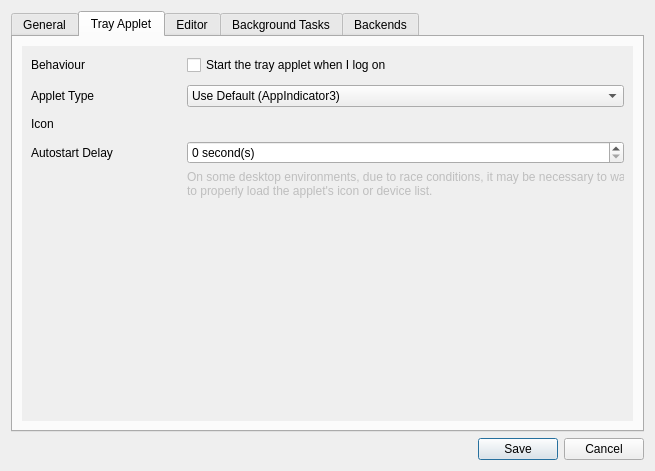
Old version of the form data/qt/preferences.ui in the repository polychromatic/polychromatic.
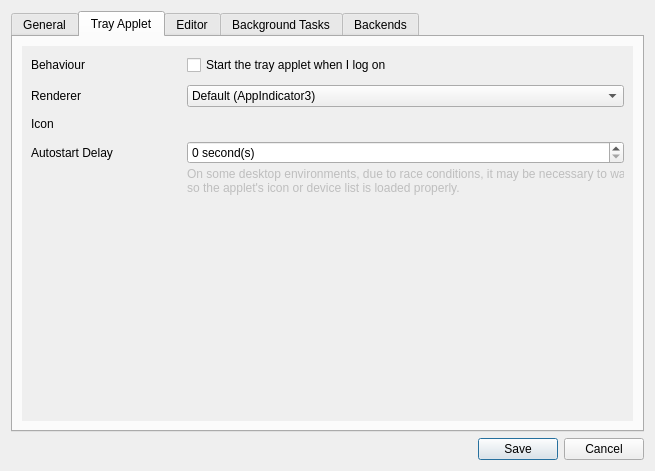
New version of the form. The open tabs and pages were chosen to show the change. Icons and pictures are not drawn.

Diff of the .ui file:
```diff
--- a/data/qt/preferences.ui
+++ b/data/qt/preferences.ui
@@ -343,7 +343,7 @@
               </size>
              </property>
              <property name="text">
-              <string>Applet Type</string>
+              <string>Renderer</string>
              </property>
             </widget>
            </item>
@@ -351,7 +351,7 @@
             <widget class="QComboBox" name="TrayModeCombo">
              <item>
               <property name="text">
-               <string>Use Default (AppIndicator3)</string>
+               <string>Default (AppIndicator3)</string>
               </property>
              </item>
              <item>
@@ -408,6 +408,9 @@
               </size>
              </property>
              <layout class="QVBoxLayout" name="verticalLayout_9">
+              <property name="spacing">
+               <number>3</number>
+              </property>
               <property name="leftMargin">
                <number>0</number>
               </property>
@@ -442,7 +445,7 @@
                  </size>
                 </property>
                 <property name="text">
-                 <string>On some desktop environments, due to race conditions, it may be necessary to wait to properly load the applet's icon or device list.</string>
+                 <string>On some desktop environments, due to race conditions, it may be necessary to wait so the applet's icon or device list is loaded properly.</string>
                 </property>
                 <property name="alignment">
                  <set>Qt::AlignLeading|Qt::AlignLeft|Qt::AlignTop</set>
```
